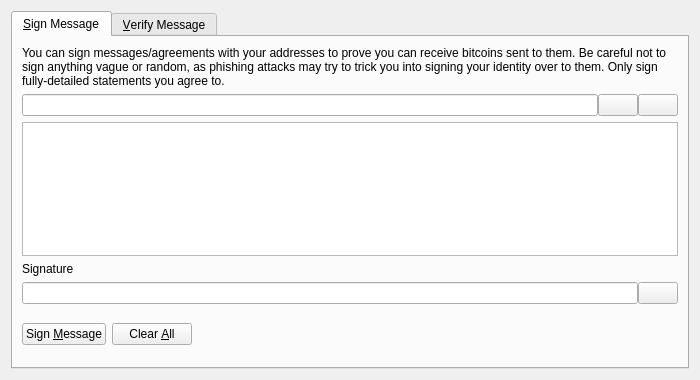
This is forms/signverifymessagedialog.ui in talentdeveloper/qt-test as Qt 5 draws it before an edit. The edited form follows.
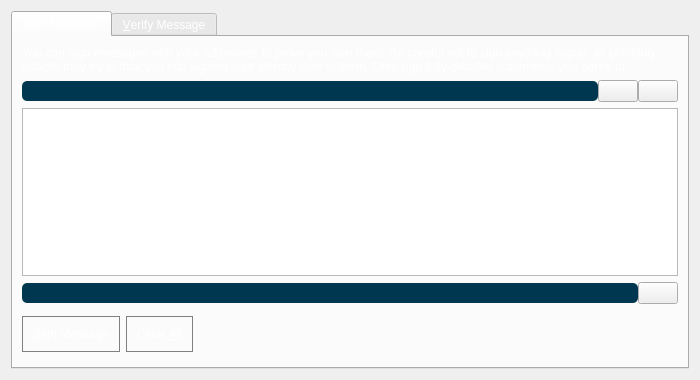
This is the edited form. Icons and pictures are not drawn. Custom widgets are drawn as their Qt base class.

```diff
--- a/forms/signverifymessagedialog.ui
+++ b/forms/signverifymessagedialog.ui
@@ -13,12 +13,18 @@
   <property name="windowTitle">
    <string>Signatures - Sign / Verify a Message</string>
   </property>
+  <property name="styleSheet">
+   <string notr="true">background:'#0a2634';</string>
+  </property>
   <property name="modal">
    <bool>true</bool>
   </property>
   <layout class="QVBoxLayout" name="verticalLayout">
    <item>
     <widget class="QTabWidget" name="tabWidget">
+     <property name="styleSheet">
+      <string notr="true">color:white</string>
+     </property>
      <property name="currentIndex">
       <number>0</number>
      </property>
@@ -30,7 +36,7 @@
        <item>
         <widget class="QLabel" name="infoLabel_SM">
          <property name="text">
-          <string>You can sign messages/agreements with your addresses to prove you can receive bitcoins sent to them. Be careful not to sign anything vague or random, as phishing attacks may try to trick you into signing your identity over to them. Only sign fully-detailed statements you agree to.</string>
+          <string>You can sign messages with your addresses to prove you own them. Be careful not to sign anything vague, as phishing attacks may try to trick you into signing your identity over to them. Only sign fully-detailed statements you agree to.</string>
          </property>
          <property name="textFormat">
           <enum>Qt::PlainText</enum>
@@ -48,7 +54,16 @@
          <item>
           <widget class="QValidatedLineEdit" name="addressIn_SM">
            <property name="toolTip">
-            <string>The Bitcoin address to sign the message with</string>
+            <string>The address to sign the message with (e.g. DPpauUHW4ksipzUQhKKVAxscM6UonAAjhX)</string>
+           </property>
+           <property name="styleSheet">
+            <string notr="true">background:#003750;
+color:white;
+padding:2px;
+border-radius:5px;</string>
+           </property>
+           <property name="maxLength">
+            <number>34</number>
            </property>
           </widget>
          </item>
@@ -101,16 +116,6 @@
          </property>
         </widget>
        </item>
-       <item>
-        <widget class="QLabel" name="signatureLabel_SM">
-         <property name="text">
-          <string>Signature</string>
-         </property>
-         <property name="textFormat">
-          <enum>Qt::PlainText</enum>
-         </property>
-        </widget>
-       </item>
        <item>
         <layout class="QHBoxLayout" name="horizontalLayout_2_SM">
          <property name="spacing">
@@ -123,6 +128,12 @@
              <italic>true</italic>
             </font>
            </property>
+           <property name="styleSheet">
+            <string notr="true">background:#003750;
+color:white;
+padding:2px;
+border-radius:5px;</string>
+           </property>
            <property name="readOnly">
             <bool>true</bool>
            </property>
@@ -152,10 +163,54 @@
          <item>
           <widget class="QPushButton" name="signMessageButton_SM">
            <property name="toolTip">
-            <string>Sign the message to prove you own this Bitcoin address</string>
+            <string>Sign the message to prove you own this Shard address</string>
+           </property>
+           <property name="styleSheet">
+            <string notr="true">QPushButton { 
+ background-color: &quot;#002d3f&quot;;
+	border:1px solid gray;
+	color:white;
+	outline: none;
+	padding:10px;
+}
+
+QPushButton:pressed {
+   background-color: &quot;#002d3f&quot;;
+border:1px solid gray;
+	color:white;
+
+}
+QPushButton:focus:pressed { 
+    background: &quot;#003750&quot;;
+	border:1px solid #0adbf0;
+	color:white;
+
+ }
+QPushButton:focus { 
+   background-color: &quot;#002d3f&quot;;
+	border:1px solid gray;
+	color:white;
+
+}
+QPushButton:hover {
+     background-color: &quot;#002d3f&quot;;
+	border:1px solid #0adbf0;
+ }
+QPushButton:checked { 
+     background-color: &quot;#002d3f&quot;;
+border:1px solid gray;
+	color:white;
+
+ }
+QPushButton:disabled { 
+    background:'#0a2634';
+color:gray;
+border:1px solid gray;
+ }
+</string>
            </property>
            <property name="text">
-            <string>Sign &amp;Message</string>
+            <string>&amp;Sign Message</string>
            </property>
            <property name="icon">
             <iconset resource="../bitcoin.qrc">
@@ -171,6 +226,50 @@
            <property name="toolTip">
             <string>Reset all sign message fields</string>
            </property>
+           <property name="styleSheet">
+            <string notr="true">QPushButton { 
+ background-color: &quot;#002d3f&quot;;
+	border:1px solid gray;
+	color:white;
+	outline: none;
+	padding:10px;
+}
+
+QPushButton:pressed {
+   background-color: &quot;#002d3f&quot;;
+border:1px solid gray;
+	color:white;
+
+}
+QPushButton:focus:pressed { 
+    background: &quot;#003750&quot;;
+	border:1px solid #0adbf0;
+	color:white;
+
+ }
+QPushButton:focus { 
+   background-color: &quot;#002d3f&quot;;
+	border:1px solid gray;
+	color:white;
+
+}
+QPushButton:hover {
+     background-color: &quot;#002d3f&quot;;
+	border:1px solid #0adbf0;
+ }
+QPushButton:checked { 
+     background-color: &quot;#002d3f&quot;;
+border:1px solid gray;
+	color:white;
+
+ }
+QPushButton:disabled { 
+    background:'#0a2634';
+color:gray;
+border:1px solid gray;
+ }
+</string>
+           </property>
            <property name="text">
             <string>Clear &amp;All</string>
            </property>
```
Left out of the diff: 111 changed lines with no effect on the pictures.
